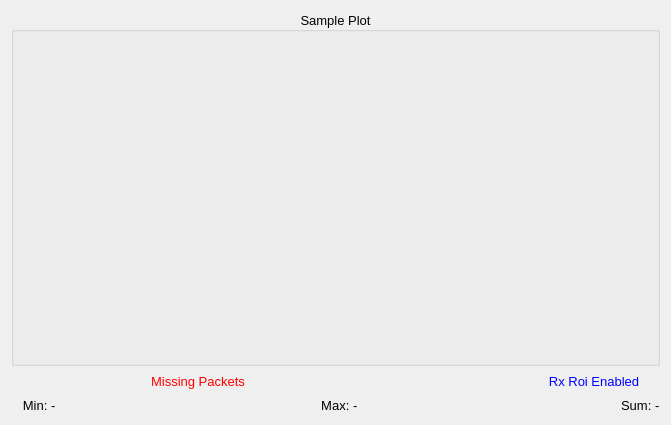
Qt form slsDetectorGui/forms/form_plot.ui (slsdetectorgroup/slsDetectorPackage) before a commit.
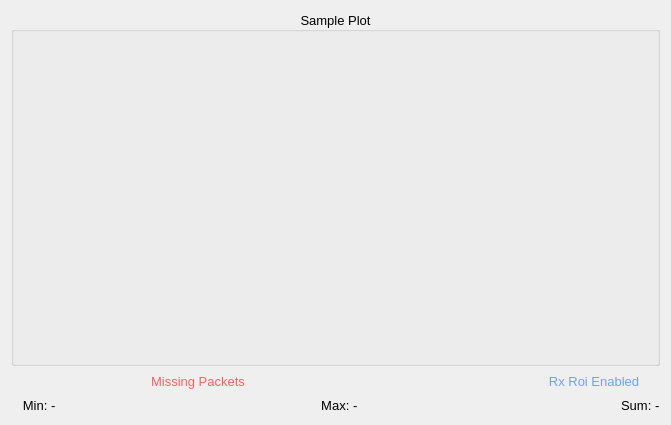
The same form after that commit.

What changed in the file:
```diff
--- a/slsDetectorGui/forms/form_plot.ui
+++ b/slsDetectorGui/forms/form_plot.ui
@@ -52,8 +52,8 @@
         <colorrole role="WindowText">
          <brush brushstyle="SolidPattern">
           <color alpha="255">
-           <red>0</red>
-           <green>0</green>
+           <red>110</red>
+           <green>160</green>
            <blue>255</blue>
           </color>
          </brush>
@@ -63,8 +63,8 @@
         <colorrole role="WindowText">
          <brush brushstyle="SolidPattern">
           <color alpha="255">
-           <red>0</red>
-           <green>0</green>
+           <red>110</red>
+           <green>160</green>
            <blue>255</blue>
           </color>
          </brush>
@@ -74,9 +74,9 @@
         <colorrole role="WindowText">
          <brush brushstyle="SolidPattern">
           <color alpha="255">
-           <red>139</red>
-           <green>142</green>
-           <blue>142</blue>
+           <red>125</red>
+           <green>125</green>
+           <blue>125</blue>
           </color>
          </brush>
         </colorrole>
@@ -491,8 +491,8 @@
          <brush brushstyle="SolidPattern">
           <color alpha="255">
            <red>255</red>
-           <green>0</green>
-           <blue>0</blue>
+           <green>95</green>
+           <blue>95</blue>
           </color>
          </brush>
         </colorrole>
@@ -502,8 +502,8 @@
          <brush brushstyle="SolidPattern">
           <color alpha="255">
            <red>255</red>
-           <green>0</green>
-           <blue>0</blue>
+           <green>95</green>
+           <blue>95</blue>
           </color>
          </brush>
         </colorrole>
@@ -512,9 +512,9 @@
         <colorrole role="WindowText">
          <brush brushstyle="SolidPattern">
           <color alpha="255">
-           <red>139</red>
-           <green>142</green>
-           <blue>142</blue>
+           <red>125</red>
+           <green>125</green>
+           <blue>125</blue>
           </color>
          </brush>
         </colorrole>
```
Left out of the diff: 18 changed lines with no effect on the pictures.
